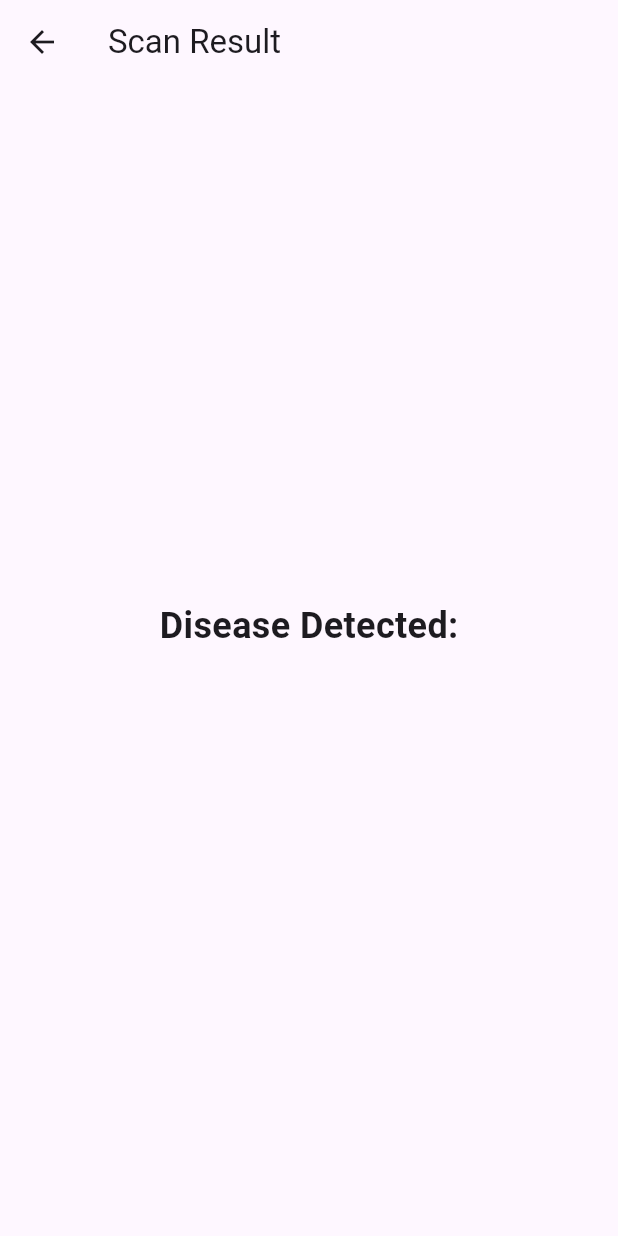
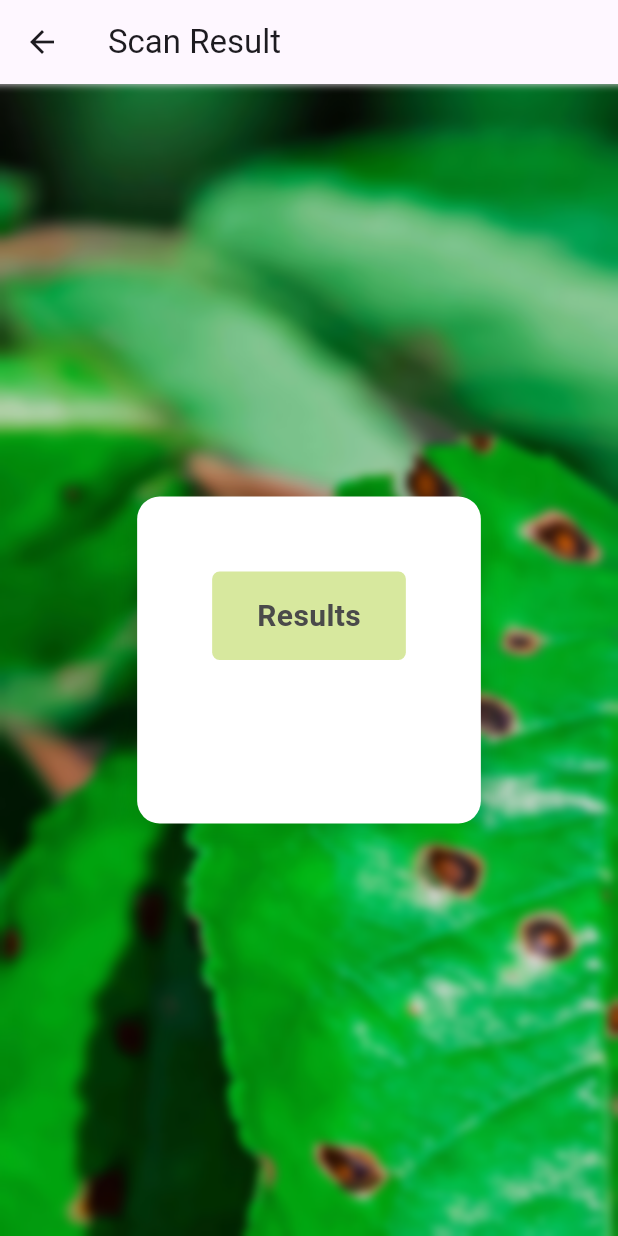
Before and after one commit to abhixsh/LeafGuard, a Flutter app: the ResultScreen screen opened directly, on a phone screen of 412 x 824 dp. Run offline on Flutter 3.47's test engine with Material 3 defaults, Android fonts, the light colour scheme and no system bars; our stand-ins replace image_picker.

Commit message:
created result screen

```diff
--- a/lib/widgets/disease_result_widget.dart
+++ b/lib/widgets/disease_result_widget.dart
@@ -1,27 +1,89 @@
 import 'package:flutter/material.dart';
+import 'dart:ui';
 
 class DiseaseResultWidget extends StatelessWidget {
   final String diseaseName;
 
-  const DiseaseResultWidget({required this.diseaseName});
+  const DiseaseResultWidget({
+    Key? key,
+    required this.diseaseName,
+  }) : super(key: key);
 
   @override
   Widget build(BuildContext context) {
-    return Center(
-      child: Column(
-        mainAxisAlignment: MainAxisAlignment.center,
-        children: [
-          Text(
-            'Disease Detected:',
-            style: TextStyle(fontSize: 24, fontWeight: FontWeight.bold),
+    return Stack(
+      children: [
+        // Background Image
+        Container(
+          decoration: const BoxDecoration(
+            image: DecorationImage(
+              image: AssetImage('assets/images/Result1.png'),
+              fit: BoxFit.cover,
+            ),
           ),
-          SizedBox(height: 16),
-          Text(
-            diseaseName,
-            style: TextStyle(fontSize: 20, color: Colors.redAccent),
+        ),
+
+        // Blurred Overlay
+        BackdropFilter(
+          filter: ImageFilter.blur(sigmaX: 3, sigmaY: 3),
+          child: Container(
+            color: Colors.black.withOpacity(0.1),
           ),
-        ],
-      ),
+        ),
+
+        // Content
+        Center(
+          child: Container(
+            margin: const EdgeInsets.all(50),
+            padding: const EdgeInsets.all(50),
+            decoration: BoxDecoration(
+              color: Colors.white,
+              borderRadius: BorderRadius.circular(15),
+              boxShadow: [
+                BoxShadow(
+                  color: Colors.black.withOpacity(0.1),
+                  blurRadius: 10,
+                  spreadRadius: 5,
+                ),
+              ],
+            ),
+            child: Column(
+              mainAxisSize: MainAxisSize.min,
+              children: [
+                // Results Text
+                Container(
+                  padding: const EdgeInsets.symmetric(
+                    horizontal: 30,
+                    vertical: 15,
+                  ),
+                  decoration: BoxDecoration(
+                    color: const Color(0xFFD7E89E),
+                    borderRadius: BorderRadius.circular(5),
+                  ),
+                  child: const Text(
+                    'Results',
+                    style: TextStyle(
+                      fontSize: 20,
+                      fontWeight: FontWeight.w600,
+                      color: Color(0xFF4A4A4A),
+                    ),
+                  ),
+                ),
+                const SizedBox(height: 30),
+                // Detection Result
+                Text(
+                  diseaseName,
+                  style: const TextStyle(
+                    fontSize: 20,
+                    fontWeight: FontWeight.w600,
+                    color: Color(0xFF4A4A4A),
+                  ),
+                ),
+              ],
+            ),
+          ),
+        ),
+      ],
     );
   }
 }
--- a/pubspec.yaml
+++ b/pubspec.yaml
@@ -63,6 +63,7 @@ flutter:
     - assets/images/Home_3.png
     - assets/images/Logo1.png
     - assets/images/scan_img1.png
+    - assets/images/Result1.png
 
 
   # The following line ensures that the Material Icons font is
```
Also changed, not shown: assets/images/Result1.png (added), 3 other files.
